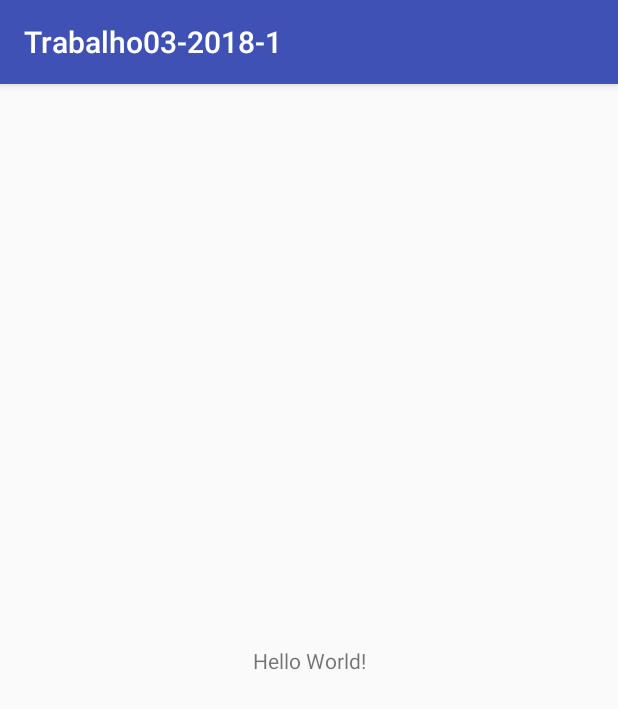
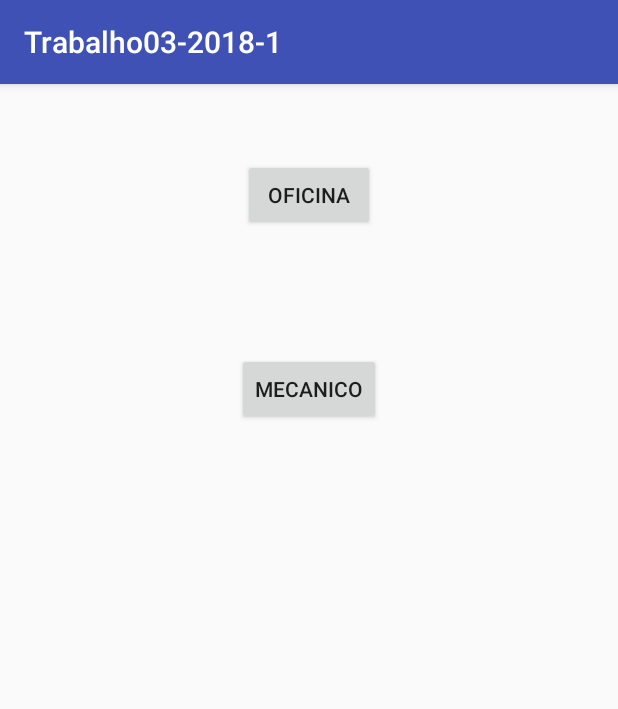
Before and after one commit to TVO-thaise/Trabalho03-2018-1, an Android app: the screen it shows after launch (MainActivity), on a phone screen of 412 x 824 dp. Shown: the top 709 px of the screen. Run offline under Robolectric (Android 15) with nearby library versions, the phone set to English and light mode, and no system bars.

Commit message:
Classe Mecanico

```diff
--- /dev/null
+++ b/app/src/main/java/com/example/samsung/trabalho03_2018_1/model/Oficina.java
@@ -0,0 +1,4 @@
+package com.example.samsung.trabalho03_2018_1.model;
+
+public class Oficina {
+}
--- a/app/src/main/res/layout/activity_main.xml
+++ b/app/src/main/res/layout/activity_main.xml
@@ -6,13 +6,28 @@
     android:layout_height="match_parent"
     tools:context=".MainActivity">
 
-    <TextView
+    <Button
+        android:id="@+id/btnOficina"
         android:layout_width="wrap_content"
         android:layout_height="wrap_content"
-        android:text="Hello World!"
-        app:layout_constraintBottom_toBottomOf="parent"
-        app:layout_constraintLeft_toLeftOf="parent"
-        app:layout_constraintRight_toRightOf="parent"
-        app:layout_constraintTop_toTopOf="parent" />
+        android:layout_marginBottom="60dp"
+        android:layout_marginTop="50dp"
+        android:text="Oficina"
+        app:layout_constraintBottom_toTopOf="@+id/btnMecanico"
+        app:layout_constraintEnd_toEndOf="parent"
+        app:layout_constraintHorizontal_bias="0.5"
+        app:layout_constraintStart_toStartOf="parent"
+        app:layout_constraintTop_toTopOf="parent"
+        app:layout_constraintVertical_bias="0.0" />
+
+    <Button
+        android:id="@+id/btnMecanico"
+        android:layout_width="wrap_content"
+        android:layout_height="wrap_content"
+        android:layout_marginTop="81dp"
+        android:text="Mecanico"
+        app:layout_constraintEnd_toEndOf="parent"
+        app:layout_constraintStart_toStartOf="parent"
+        app:layout_constraintTop_toBottomOf="@+id/btnOficina" />
 
 </android.support.constraint.ConstraintLayout>
```
Also changed, not shown: app/src/main/java/com/example/samsung/trabalho03_2018_1/model/Mecanico.java (added, +75 -0 lines).
